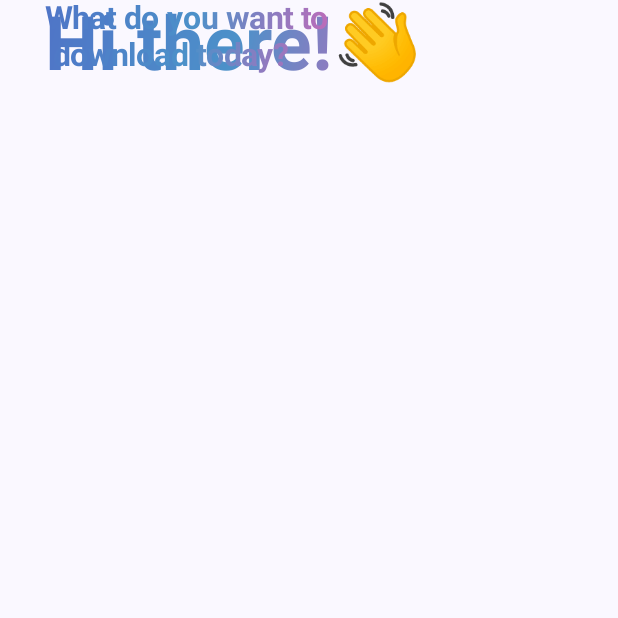
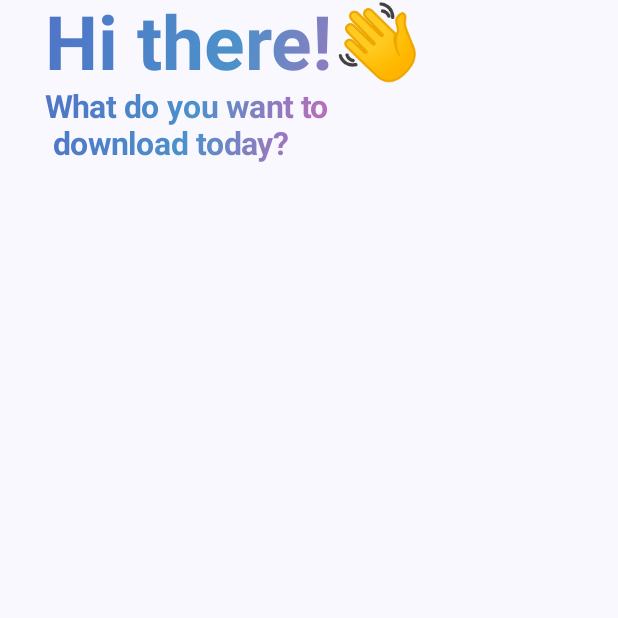
Before and after one commit to KilluaSSR/LofterDownloader, an Android app built with Jetpack Compose: the composable WelcomeText shown on its own in the app's theme, on a phone screen of 412 x 824 dp, the top half of it. Run offline under Robolectric (Android 15) with nearby library versions, the phone set to English and light mode, and no system bars; 4 statements that could not run were skipped.

Commit message:
Changed arrangement of Start Page

```diff
--- a/app/src/main/java/com/killua/mediadownloader/ui/items/StartPage/StartPageItems.kt
+++ b/app/src/main/java/com/killua/mediadownloader/ui/items/StartPage/StartPageItems.kt
@@ -1,5 +1,8 @@
 package com.killua.mediadownloader.ui.items.StartPage
 
+import androidx.compose.foundation.layout.Arrangement
+import androidx.compose.foundation.layout.Column
+import androidx.compose.foundation.layout.fillMaxSize
 import androidx.compose.foundation.layout.fillMaxWidth
 import androidx.compose.foundation.layout.padding
 import androidx.compose.material3.Button
@@ -13,6 +16,7 @@ import androidx.compose.runtime.getValue
 import androidx.compose.runtime.mutableStateOf
 import androidx.compose.runtime.remember
 import androidx.compose.runtime.setValue
+import androidx.compose.ui.Alignment
 import androidx.compose.ui.Modifier
 import androidx.compose.ui.graphics.Brush
 import androidx.compose.ui.graphics.Color
@@ -36,6 +40,7 @@ fun WelcomeText(){
     val LightBlue = Color(76,145,201)
     val Purple = Color(206,102,183)
     val gradientColors = listOf(Cyan, LightBlue, Purple /*...*/)
+    Column(verticalArrangement = Arrangement.Center, horizontalAlignment = Alignment.Start) {
         Text(
             text = "Hi there!👋",
             fontSize = 50.sp,
@@ -60,6 +65,8 @@ fun WelcomeText(){
                 )
             )
         )
+    }
+
 }
 
 
```
Also changed, not shown: app/src/main/java/com/killua/mediadownloader/screens/StartScreen.kt (+8 -3 lines). Lines whose indentation alone changed are shown as unchanged.
